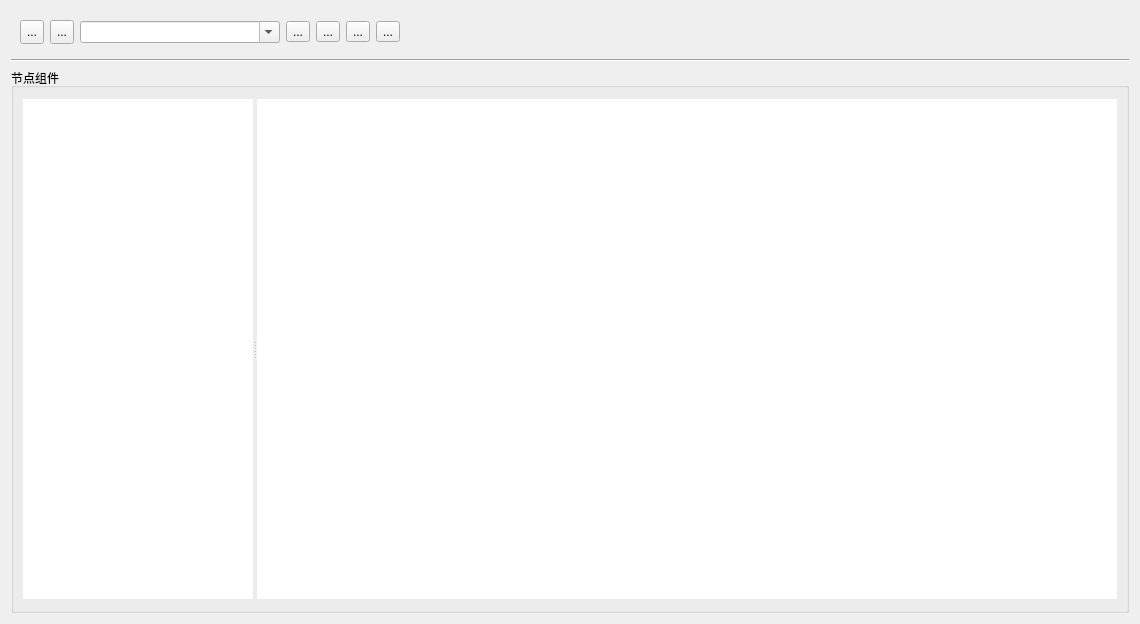
Old version of the form dialogs/nodetreedialog.ui in the repository L-Net-1992/ADAS_AD_Developer.
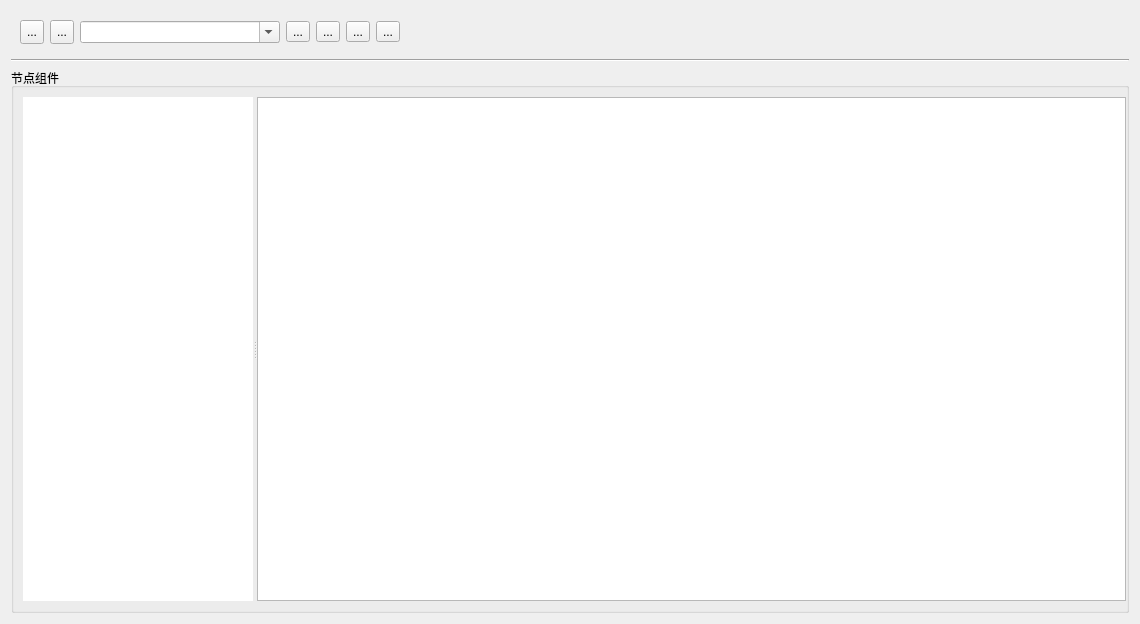
New version of the form. Icons and pictures are not drawn. Custom widgets are drawn as their Qt base class.

Patch:
```diff
--- a/dialogs/nodetreedialog.ui
+++ b/dialogs/nodetreedialog.ui
@@ -215,10 +215,25 @@
      </item>
      <item>
       <widget class="QGroupBox" name="groupBox">
+       <property name="minimumSize">
+        <size>
+         <width>200</width>
+         <height>0</height>
+        </size>
+       </property>
        <property name="title">
         <string>节点组件</string>
        </property>
        <layout class="QHBoxLayout" name="horizontalLayout_2">
+        <property name="spacing">
+         <number>0</number>
+        </property>
+        <property name="leftMargin">
+         <number>9</number>
+        </property>
+        <property name="rightMargin">
+         <number>0</number>
+        </property>
         <item>
          <widget class="QSplitter" name="splitter_node_tree">
           <property name="sizePolicy">
@@ -235,7 +250,7 @@
           </property>
           <widget class="AICCTreeWidget" name="tw_nodeTree">
            <property name="sizePolicy">
-            <sizepolicy hsizetype="Fixed" vsizetype="Fixed">
+            <sizepolicy hsizetype="Preferred" vsizetype="Expanding">
              <horstretch>0</horstretch>
              <verstretch>0</verstretch>
             </sizepolicy>
@@ -285,57 +300,13 @@
             </property>
            </column>
           </widget>
-          <widget class="QWidget" name="widget_node" native="true">
-           <property name="sizePolicy">
-            <sizepolicy hsizetype="Fixed" vsizetype="Expanding">
-             <horstretch>0</horstretch>
-             <verstretch>0</verstretch>
-            </sizepolicy>
-           </property>
-           <property name="minimumSize">
-            <size>
-             <width>0</width>
-             <height>500</height>
-            </size>
-           </property>
-           <property name="maximumSize">
-            <size>
-             <width>16777215</width>
-             <height>500</height>
-            </size>
-           </property>
-           <property name="baseSize">
-            <size>
-             <width>0</width>
-             <height>500</height>
-            </size>
-           </property>
-           <property name="styleSheet">
-            <string notr="true">border:1px solid #FFFFFF;
-selection-background-color:#FFFFFF;
-selection-color:#FFFFFF;
-alternate-background-color:#FFFFFF;
-background-color:#FFFFFF;
-gridline-color:#FFFFFF;</string>
-           </property>
-           <layout class="QHBoxLayout" name="horizontalLayout_3">
-            <property name="spacing">
-             <number>0</number>
-            </property>
-            <property name="leftMargin">
-             <number>0</number>
-            </property>
-            <property name="topMargin">
-             <number>0</number>
-            </property>
-            <property name="rightMargin">
-             <number>0</number>
-            </property>
-            <property name="bottomMargin">
-             <number>0</number>
-            </property>
-            <item>
              <widget class="QTableWidget" name="tw_nodeModels">
+           <property name="sizePolicy">
+            <sizepolicy hsizetype="Expanding" vsizetype="Expanding">
+             <horstretch>0</horstretch>
+             <verstretch>0</verstretch>
+            </sizepolicy>
+           </property>
               <property name="font">
                <font/>
               </property>
@@ -353,6 +324,9 @@
               <property name="showGrid">
                <bool>false</bool>
               </property>
+           <property name="wordWrap">
+            <bool>true</bool>
+           </property>
               <property name="columnCount">
                <number>6</number>
               </property>
@@ -407,9 +381,6 @@
                 <string>c6</string>
                </property>
               </column>
-             </widget>
-            </item>
-           </layout>
           </widget>
          </widget>
         </item>
```
Left out of the diff: 8 changed lines with no effect on the pictures. Lines whose indentation alone changed are shown as unchanged.
